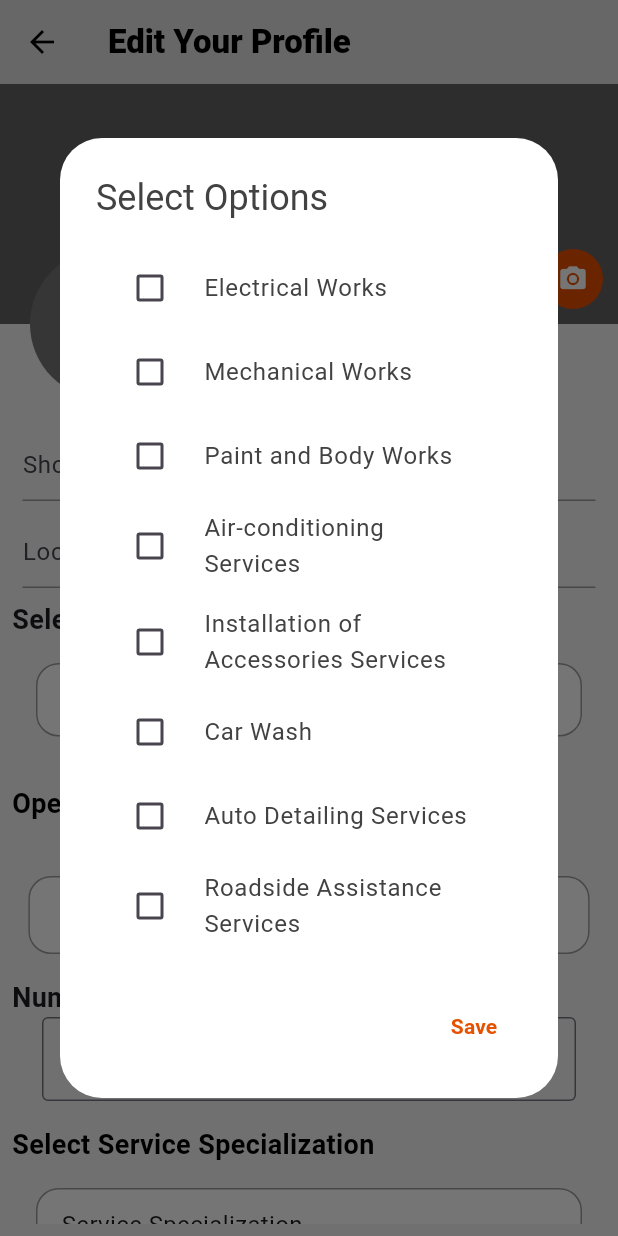
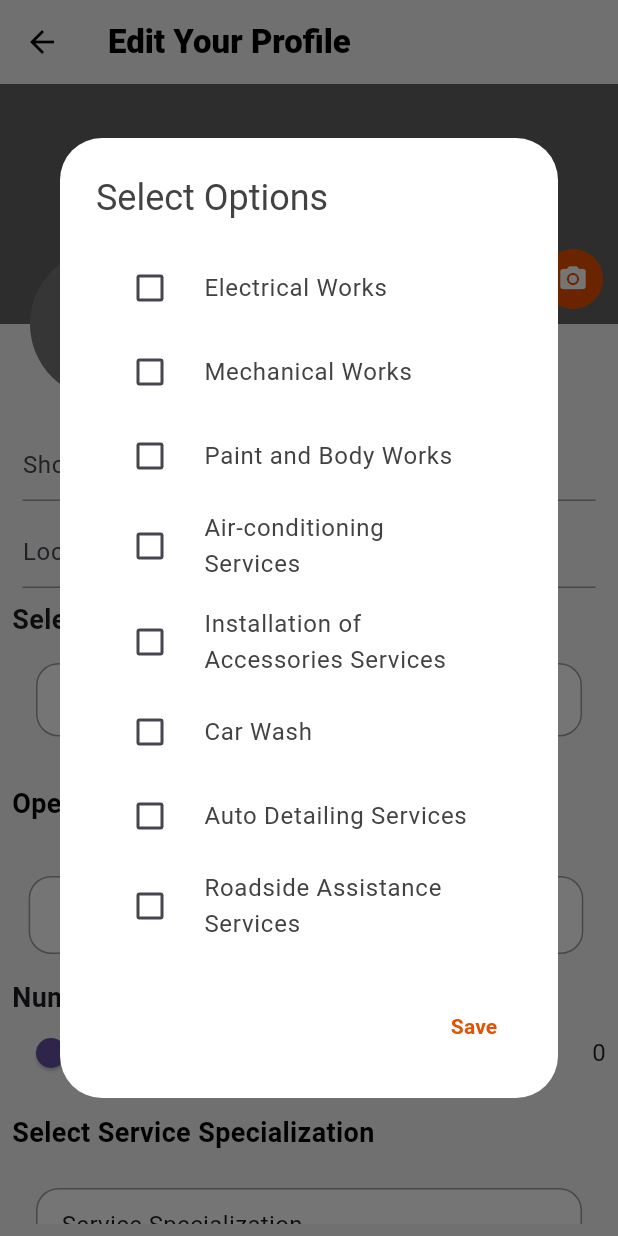
Before and after one commit to TechPyllars2024/AutoCareAutomotive, a Flutter app: the AutomotiveEditProfileScreen screen opened directly, after a tap on "Service Specialization", on a phone screen of 412 x 824 dp. Run offline on Flutter 3.47's test engine with Material 3 defaults, Android fonts, the phone set to English and light mode, and no system bars; our stand-ins replace carousel_slider, cloud_firestore, curved_navigation_bar, file_picker, firebase_auth, firebase_core and 8 more; missing offline and left inert: flutter_pannable_rating_bar, flutter_pdfview; accounts and stored records are empty.

Commit message:
fix-comments-mid_defense: Profile Management

```diff
--- a/lib/ProfileManagement/screens/automotive_edit_profile.dart
+++ b/lib/ProfileManagement/screens/automotive_edit_profile.dart
@@ -1,5 +1,6 @@
 import 'dart:io';
 import 'package:autocare_automotiveshops/ProfileManagement/services/profile_service.dart';
+import 'package:logger/logger.dart';
 import '../widgets/button.dart';
 import 'package:autocare_automotiveshops/ProfileManagement/widgets/timeSelection.dart';
 import 'package:autocare_automotiveshops/ProfileManagement/widgets/dropdown.dart';
@@ -10,7 +11,6 @@ import 'package:get/get.dart';
 import 'package:flutter/material.dart';
 import '../models/automotive_shop_profile_model.dart';
 import '../services/automotive_shop_edit_profile_services.dart';
-import '../widgets/numberOfBookings.dart';
 
 class AutomotiveEditProfileScreen extends StatefulWidget {
   const AutomotiveEditProfileScreen({super.key, this.child});
@@ -36,17 +36,17 @@ class _AutomotiveEditProfileScreenState
   final TextEditingController _locationController = TextEditingController();
   final AutomotiveShopEditProfileServices _automotiveShopEditProfileServices =
       AutomotiveShopEditProfileServices();
-
+  final Logger logger = Logger();
   final double coverHeight = 160;
   final double profileHeight = 100;
   TimeOfDay? _openingTime;
   TimeOfDay? _closingTime;
-  late List<String> _daysOfTheWeek;
-  late List<String> _serviceSpecialization;
+  List<String>? _daysOfTheWeek;
+  List<String>? _serviceSpecialization;
   late String _verificationStatus = '';
   late double _totalRatings;
   late int _numberOfRatings;
-  int _numberOfBookingPerHour = 1;
+  int? _numberOfBookingPerHour = 1;
   String? uid;
   AutomotiveProfileModel? editProfile;
   late Map<String, Map<String, int>> remainingSlots;
@@ -67,8 +67,9 @@ class _AutomotiveEditProfileScreenState
     }
   }
 
+  bool isLoading = true;
+
   Future<void> _loadProfileData() async {
-    if (uid != null) {
       final fetchedProfile =
           await ProfileService().fetchProfileData();
       setState(() {
@@ -79,16 +80,77 @@ class _AutomotiveEditProfileScreenState
           _shopNameController.text = editProfile!.shopName;
           _locationController.text = editProfile!.location;
           _daysOfTheWeek = editProfile!.daysOfTheWeek;
+
+          // Set the selected days in the controller
+          if (_daysOfTheWeek != null) {
+            daysOfTheWeekController.selectedOptionList.value = _daysOfTheWeek!;
+            daysOfTheWeekController.updateSelectedOption(); // Update the selected option text based on the list
+          }
+
           _serviceSpecialization = editProfile!.serviceSpecialization;
+
+          logger.i('Service Specialization: $_serviceSpecialization');
+          logger.i('Days of the Week: $_daysOfTheWeek');
+
           _verificationStatus = editProfile!.verificationStatus;
           _totalRatings = editProfile!.totalRatings;
           _numberOfRatings = editProfile!.numberOfRatings;
           _numberOfBookingPerHour = editProfile!.numberOfBookingsPerHour;
           remainingSlots = editProfile!.remainingSlots;
+          isLoading = false;
+
+          final times = editProfile!.operationTime.split(' - ');
+
+          if (times.length == 2) {
+            _openingTime = _parseTimeOfDay(times[0]) ?? const TimeOfDay(hour: 12, minute: 0);  // Fallback to 12:00 AM if null
+            _closingTime = _parseTimeOfDay(times[1]) ?? const TimeOfDay(hour: 17, minute: 0); // Fallback to 5:00 PM if null
+          } else {
+            // If the format is incorrect, fallback to defaults
+            _openingTime = const TimeOfDay(hour: 12, minute: 0);  // Default to 12:00 AM
+            _closingTime = const TimeOfDay(hour: 17, minute: 0); // Default to 5:00 PM
+          }
         }
       });
   }
+
+  TimeOfDay? _parseTimeOfDay(String time) {
+    try {
+      final sanitizedTime = time.trim().replaceAll('\u00A0', ' ').replaceAll(RegExp(r'\s+'), ' ');
+      final timeParts = sanitizedTime.split(' ');
+
+      if (timeParts.length != 2) {
+        logger.i("Invalid time format. Expected 'HH:MM AM/PM'");
+        return null; // Return null if the format is not correct
       }
+
+      final timeString = timeParts[0];
+      final period = timeParts[1].toUpperCase();
+
+      // Ensure the period is AM or PM
+      if (period != 'AM' && period != 'PM') {
+        logger.i("Invalid period. Expected 'AM' or 'PM'.");
+        return null;
+      }
+
+      final timeComponents = timeString.split(':');
+      if (timeComponents.length != 2) {
+        logger.i("Invalid time format. Expected 'HH:MM'.");
+        return null;
+      }
+
+      int hour = int.parse(timeComponents[0]);
+      int minute = int.parse(timeComponents[1]);
+
+      if (period == 'PM' && hour != 12) hour += 12;  // Convert to 24-hour format
+      if (period == 'AM' && hour == 12) hour = 0;    // Handle midnight case
+
+      return TimeOfDay(hour: hour, minute: minute);
+    } catch (e) {
+      logger.i("Error parsing time: $e");
+      return null;
+    }
+  }
+
 
   Future<void> _pickCoverImage() async {
     final image = await _automotiveShopEditProfileServices.pickCoverImage();
@@ -153,7 +215,7 @@ class _AutomotiveEditProfileScreenState
           verificationStatus: _verificationStatus,
           totalRatings: _totalRatings,
           numberOfRatings: _numberOfRatings,
-          numberOfBookingsPerHour: _numberOfBookingPerHour,
+          numberOfBookingsPerHour: _numberOfBookingPerHour!,
           remainingSlots: remainingSlots
         );
 
@@ -180,6 +242,9 @@ class _AutomotiveEditProfileScreenState
   @override
   Widget build(BuildContext context) {
     final double top = coverHeight - profileHeight / 2;
+    if (isLoading) {
+      return const Center(child: CircularProgressIndicator());
+    }
     return Scaffold(
       backgroundColor: Colors.grey.shade100,
       appBar: AppBar(
@@ -187,7 +252,7 @@ class _AutomotiveEditProfileScreenState
           'Edit Your Profile',
           style: TextStyle(fontWeight: FontWeight.w900),
         ),
-        backgroundColor: Colors.grey.shade300,
+        backgroundColor: Colors.grey.shade100,
         foregroundColor: Colors.black,
       ),
       body: SafeArea(
@@ -357,7 +422,8 @@ class _AutomotiveEditProfileScreenState
         ],
       );
 
-  Widget timeSelection() => Padding(
+  Widget timeSelection() {
+    return Padding(
       padding: const EdgeInsets.all(8.0),
       child: Column(
         crossAxisAlignment: CrossAxisAlignment.start,
@@ -389,7 +455,7 @@ class _AutomotiveEditProfileScreenState
                         border: Border.all(color: Colors.grey),
                       ),
                       child: TimePickerDisplay(
-                          initialTime: const TimeOfDay(hour: 0, minute: 0),
+                        initialTime: _openingTime ?? const TimeOfDay(hour: 9, minute: 0),  // Default time if not initialized
                         onTimeSelected: (selectedTime) {
                           setState(() {
                             _openingTime = selectedTime;
@@ -416,7 +482,7 @@ class _AutomotiveEditProfileScreenState
                         border: Border.all(color: Colors.grey),
                       ),
                       child: TimePickerDisplay(
-                          initialTime: const TimeOfDay(hour: 0, minute: 0),
+                        initialTime: _closingTime ?? const TimeOfDay(hour: 17, minute: 0), // Default time if not initialized
                         onTimeSelected: (selectedTime) {
                           setState(() {
                             _closingTime = selectedTime;
@@ -432,6 +498,7 @@ class _AutomotiveEditProfileScreenState
         ],
       ),
     );
+  }
 
   Widget serviceSpecialization() => Padding(
     padding: const EdgeInsets.all(8.0),
@@ -446,11 +513,17 @@ class _AutomotiveEditProfileScreenState
             fontWeight: FontWeight.bold,
           ),
         ),
+        const SizedBox(height: 8),
         CustomDropdown(
           options: CategoryList.categories,
           hintText: 'Service Specialization',
           controller: dropdownController,
-              onSelectionChanged: (selectedOptions) {_serviceSpecialization;},
+          initialSelectedOptions: _serviceSpecialization ?? [],
+          onSelectionChanged: (selectedOptions) {
+            setState(() {
+              _serviceSpecialization = selectedOptions.cast<String>();
+            });
+          },
         ),
       ],
     ),
@@ -480,7 +553,12 @@ class _AutomotiveEditProfileScreenState
           ],
           hintText: 'Select Days',
           controller: daysOfTheWeekController,
-              onSelectionChanged: (selectedOptions) {_daysOfTheWeek;},
+          initialSelectedOptions: _daysOfTheWeek ?? [],
+          onSelectionChanged: (selectedOptions) {
+            setState(() {
+              _daysOfTheWeek = selectedOptions;
+            });
+          },
         ),
       ],
     ),
@@ -498,15 +576,27 @@ class _AutomotiveEditProfileScreenState
             fontWeight: FontWeight.bold,
           ),
         ),
-        NumberInputController(
-          initialValue: _numberOfBookingPerHour,
+        Row(
+          children: [
+            Expanded(
+              child: Slider(
+                value: _numberOfBookingPerHour!.toDouble(),
                 min: 1,
                 max: 10,
-          onValueChanged: (value) {
+                divisions: 9, // For 1 to 10
+                label: _numberOfBookingPerHour.toString(),
+                onChanged: (double value) {
                   setState(() {
-              _numberOfBookingPerHour = value;
+                    _numberOfBookingPerHour = value.toInt();
                   });
                 },
+              ),
+            ),
+            Text(
+              '$_numberOfBookingPerHour',
+              style: const TextStyle(fontSize: 16),
+            ),
+          ],
         ),
       ],
     ),
```
Lines whose indentation alone changed are shown as unchanged.
